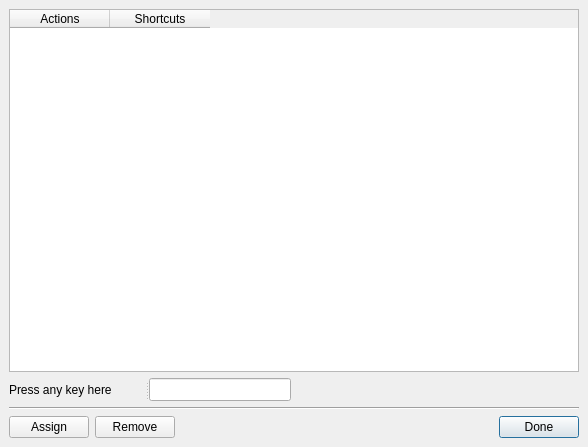
Above: src/ui/shortcutsdialog.ui from adaptee/qterm-hack before the change. Below: the same form after it.
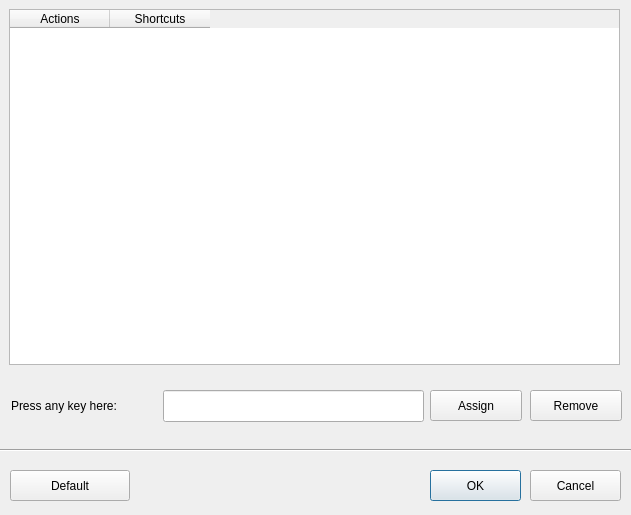
That is the form after the change.

Commit message: Add a default button to restore the default shortcuts. Also simplify the code a little bit.

Patch:
```diff
--- a/src/ui/shortcutsdialog.ui
+++ b/src/ui/shortcutsdialog.ui
@@ -5,10 +5,28 @@
    <rect>
     <x>0</x>
     <y>0</y>
-    <width>588</width>
-    <height>447</height>
+    <width>631</width>
+    <height>515</height>
    </rect>
   </property>
+  <property name="sizePolicy" >
+   <sizepolicy vsizetype="Fixed" hsizetype="Fixed" >
+    <horstretch>0</horstretch>
+    <verstretch>0</verstretch>
+   </sizepolicy>
+  </property>
+  <property name="minimumSize" >
+   <size>
+    <width>631</width>
+    <height>515</height>
+   </size>
+  </property>
+  <property name="maximumSize" >
+   <size>
+    <width>631</width>
+    <height>515</height>
+   </size>
+  </property>
   <property name="focusPolicy" >
    <enum>Qt::ClickFocus</enum>
   </property>
@@ -18,22 +36,28 @@
   <property name="windowTitle" >
    <string>Shortcuts Dialog</string>
   </property>
-  <layout class="QGridLayout" >
-   <property name="margin" >
-    <number>9</number>
-   </property>
-   <property name="spacing" >
-    <number>6</number>
-   </property>
-   <item row="2" column="0" colspan="2" >
     <widget class="Line" name="line" >
+   <property name="geometry" >
+    <rect>
+     <x>0</x>
+     <y>440</y>
+     <width>631</width>
+     <height>20</height>
+    </rect>
+   </property>
      <property name="orientation" >
       <enum>Qt::Horizontal</enum>
      </property>
     </widget>
-   </item>
-   <item row="0" column="0" colspan="2" >
     <widget class="QTableWidget" name="tableWidget" >
+   <property name="geometry" >
+    <rect>
+     <x>9</x>
+     <y>9</y>
+     <width>611</width>
+     <height>356</height>
+    </rect>
+   </property>
      <property name="editTriggers" >
       <set>QAbstractItemView::NoEditTriggers</set>
      </property>
@@ -54,82 +78,113 @@
       </property>
      </column>
     </widget>
-   </item>
-   <item row="1" column="1" >
-    <spacer>
-     <property name="orientation" >
-      <enum>Qt::Horizontal</enum>
-     </property>
-     <property name="sizeHint" stdset="0" >
-      <size>
-       <width>61</width>
-       <height>23</height>
-      </size>
-     </property>
-    </spacer>
-   </item>
-   <item row="1" column="0" >
-    <widget class="QSplitter" name="splitter" >
-     <property name="orientation" >
-      <enum>Qt::Horizontal</enum>
-     </property>
+  <widget class="QPushButton" name="buttonCancel" >
+   <property name="geometry" >
+    <rect>
+     <x>530</x>
+     <y>470</y>
+     <width>91</width>
+     <height>31</height>
+    </rect>
+   </property>
+   <property name="text" >
+    <string>Cancel</string>
+   </property>
+  </widget>
+  <widget class="QPushButton" name="buttonDefault" >
+   <property name="geometry" >
+    <rect>
+     <x>10</x>
+     <y>470</y>
+     <width>120</width>
+     <height>31</height>
+    </rect>
+   </property>
+   <property name="text" >
+    <string>Default</string>
+   </property>
+  </widget>
+  <widget class="QPushButton" name="buttonDone" >
+   <property name="geometry" >
+    <rect>
+     <x>430</x>
+     <y>470</y>
+     <width>91</width>
+     <height>31</height>
+    </rect>
+   </property>
+   <property name="text" >
+    <string>OK</string>
+   </property>
+   <property name="default" >
+    <bool>true</bool>
+   </property>
+  </widget>
      <widget class="QLabel" name="label" >
+   <property name="geometry" >
+    <rect>
+     <x>11</x>
+     <y>390</y>
+     <width>148</width>
+     <height>31</height>
+    </rect>
+   </property>
       <property name="text" >
-       <string>Press any key here</string>
-      </property>
-     </widget>
-     <widget class="QLineEdit" name="editShortcut" />
-    </widget>
-   </item>
-   <item row="3" column="0" colspan="2" >
-    <layout class="QHBoxLayout" >
-     <property name="spacing" >
-      <number>6</number>
-     </property>
-     <property name="margin" >
-      <number>0</number>
-     </property>
-     <item>
+    <string>Press any key here:</string>
+   </property>
+   <property name="alignment" >
+    <set>Qt::AlignLeading|Qt::AlignLeft|Qt::AlignVCenter</set>
+   </property>
+   <property name="buddy" >
+    <cstring>editShortcut</cstring>
+   </property>
+  </widget>
+  <widget class="QLineEdit" name="editShortcut" >
+   <property name="geometry" >
+    <rect>
+     <x>163</x>
+     <y>390</y>
+     <width>261</width>
+     <height>32</height>
+    </rect>
+   </property>
+  </widget>
       <widget class="QPushButton" name="buttonAssign" >
+   <property name="geometry" >
+    <rect>
+     <x>430</x>
+     <y>390</y>
+     <width>92</width>
+     <height>31</height>
+    </rect>
+   </property>
        <property name="text" >
         <string>Assign</string>
        </property>
       </widget>
-     </item>
-     <item>
       <widget class="QPushButton" name="buttonRemove" >
+   <property name="geometry" >
+    <rect>
+     <x>530</x>
+     <y>390</y>
+     <width>92</width>
+     <height>31</height>
+    </rect>
+   </property>
        <property name="text" >
         <string>Remove</string>
        </property>
       </widget>
-     </item>
-     <item>
-      <spacer>
-       <property name="orientation" >
-        <enum>Qt::Horizontal</enum>
-       </property>
-       <property name="sizeHint" stdset="0" >
-        <size>
-         <width>181</width>
-         <height>20</height>
-        </size>
-       </property>
-      </spacer>
-     </item>
-     <item>
-      <widget class="QPushButton" name="buttonDone" >
-       <property name="text" >
-        <string>Done</string>
-       </property>
-       <property name="default" >
-        <bool>true</bool>
-       </property>
-      </widget>
-     </item>
-    </layout>
-   </item>
-  </layout>
- </widget>
+ </widget>
+ <tabstops>
+  <tabstop>editShortcut</tabstop>
+  <tabstop>buttonAssign</tabstop>
+  <tabstop>buttonRemove</tabstop>
+  <tabstop>buttonDone</tabstop>
+  <tabstop>buttonCancel</tabstop>
+  <tabstop>buttonDefault</tabstop>
+  <tabstop>tableWidget</tabstop>
+ </tabstops>
  <resources/>
  <connections>
   <connection>
```
Left out of the diff: 22 changed lines with no effect on the pictures. Lines whose indentation alone changed are shown as unchanged. The commit also changes 2 other files.
